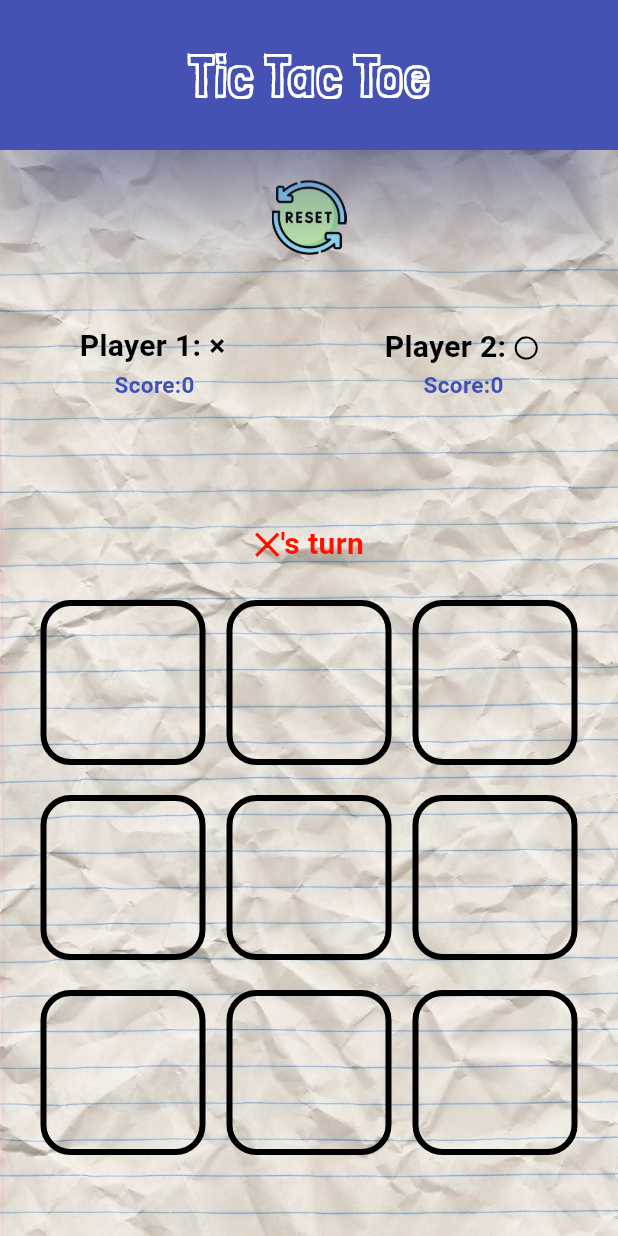
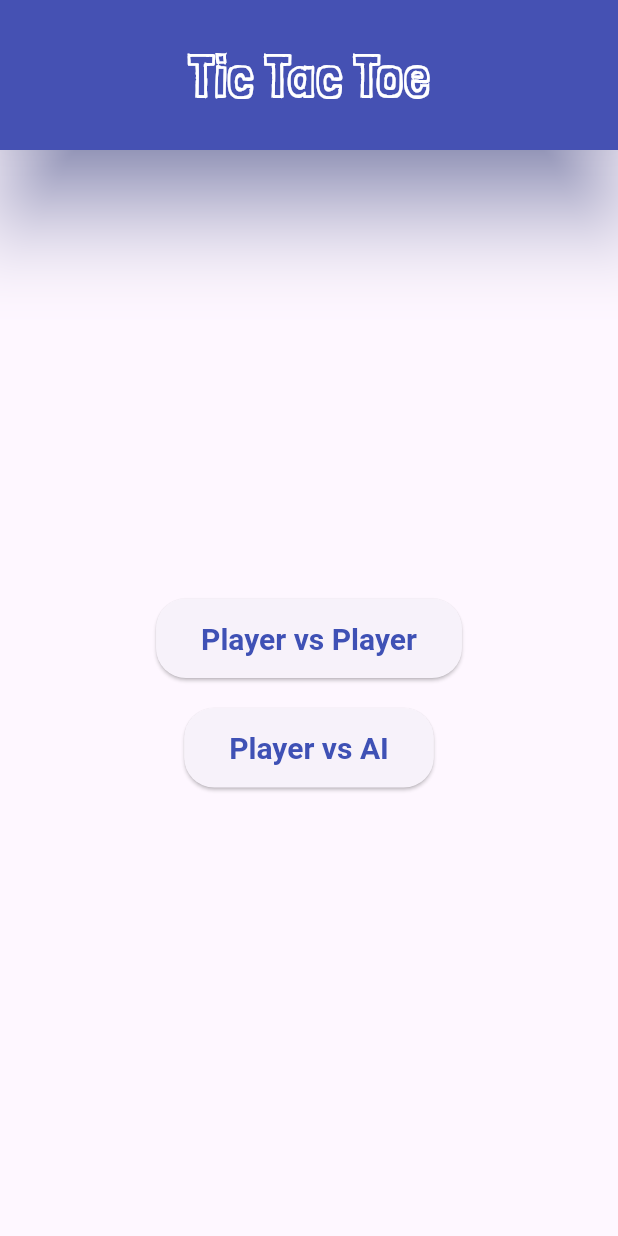
Before and after one commit to DIP-SARKER/TICTACTOE, a Flutter app: the screen it shows after launch, on a phone screen of 412 x 824 dp. Run offline on Flutter 3.47's test engine with Material 3 defaults, Android fonts, the phone set to English and light mode, and no system bars; Roboto replaces fonts that are missing (CascadiaMono).

```diff
--- a/lib/main.dart
+++ b/lib/main.dart
@@ -9,11 +9,82 @@ class MyApp extends StatelessWidget {
   Widget build(BuildContext context) {
     return MaterialApp(
       // Root widget
-      home: HomePage(),
+      home: Home(),
       theme: ThemeData(
         fontFamily: 'Arial', // Set custom font globally
       ),
       debugShowCheckedModeBanner: false,
+    );
+  }
+}
+
+class Home extends StatelessWidget {
+  const Home({super.key});
+
+  @override
+  Widget build(BuildContext context) {
+    return Scaffold(
+      appBar: AppBar(
+        backgroundColor: Colors.indigo,
+        toolbarHeight: 100,
+        title: Text('Tic Tac Toe'),
+        centerTitle: true,
+        elevation: 25,
+        shadowColor: Colors.indigo,
+        titleTextStyle: TextStyle(
+          fontSize: 40,
+          fontFamily: 'LondrinaSketch', // Apply custom font to the app bar text
+          fontWeight: FontWeight.bold,
+          color: Colors.white,
+        ),
+      ),
+      body: Center(
+        child: Column(
+          mainAxisAlignment: MainAxisAlignment.center,
+          children: [
+            ElevatedButton(
+              onPressed: () {
+                Navigator.push(
+                  context,
+                  MaterialPageRoute(builder: (context) => const HomePage()),
+                );
+              },
+              style: ElevatedButton.styleFrom(
+                foregroundColor: Colors.indigo,
+                iconColor: Colors.white,
+                padding: EdgeInsets.symmetric(horizontal: 30, vertical: 15),
+                textStyle: TextStyle(
+                  fontSize: 20,
+                  fontWeight: FontWeight.bold,
+                ),
+                shape: RoundedRectangleBorder(
+                  borderRadius: BorderRadius.circular(20),
+                ),
+              ),
+              child: Text('Player vs Player'),
+            ),
+            SizedBox(height: 20),
+            ElevatedButton(
+              onPressed: () {
+                // Navigate to Player vs AI screen
+              },
+              style: ElevatedButton.styleFrom(
+                foregroundColor: Colors.indigo,
+                iconColor: Colors.white,
+                padding: EdgeInsets.symmetric(horizontal: 30, vertical: 15),
+                textStyle: TextStyle(
+                  fontSize: 20,
+                  fontWeight: FontWeight.bold,
+                ),
+                shape: RoundedRectangleBorder(
+                  borderRadius: BorderRadius.circular(20),
+                ),
+              ),
+              child: Text('Player vs AI'),
+            ),
+          ],
+        ),
+      ),
     );
   }
 }
```
Also changed, not shown: 1 other file.
